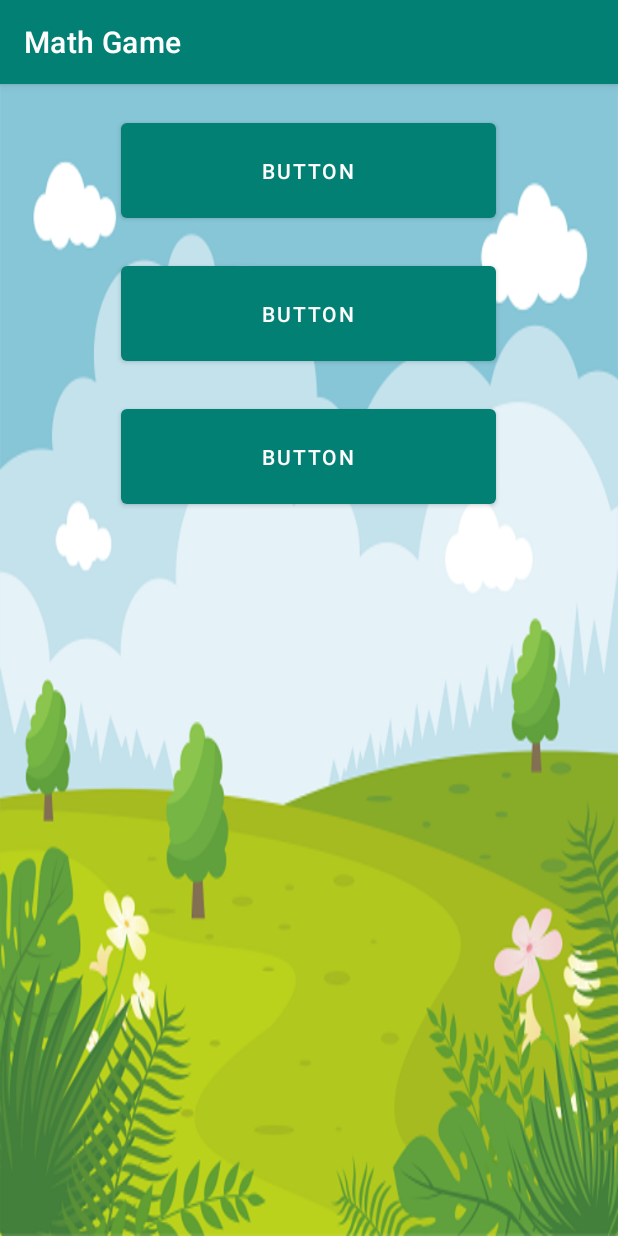
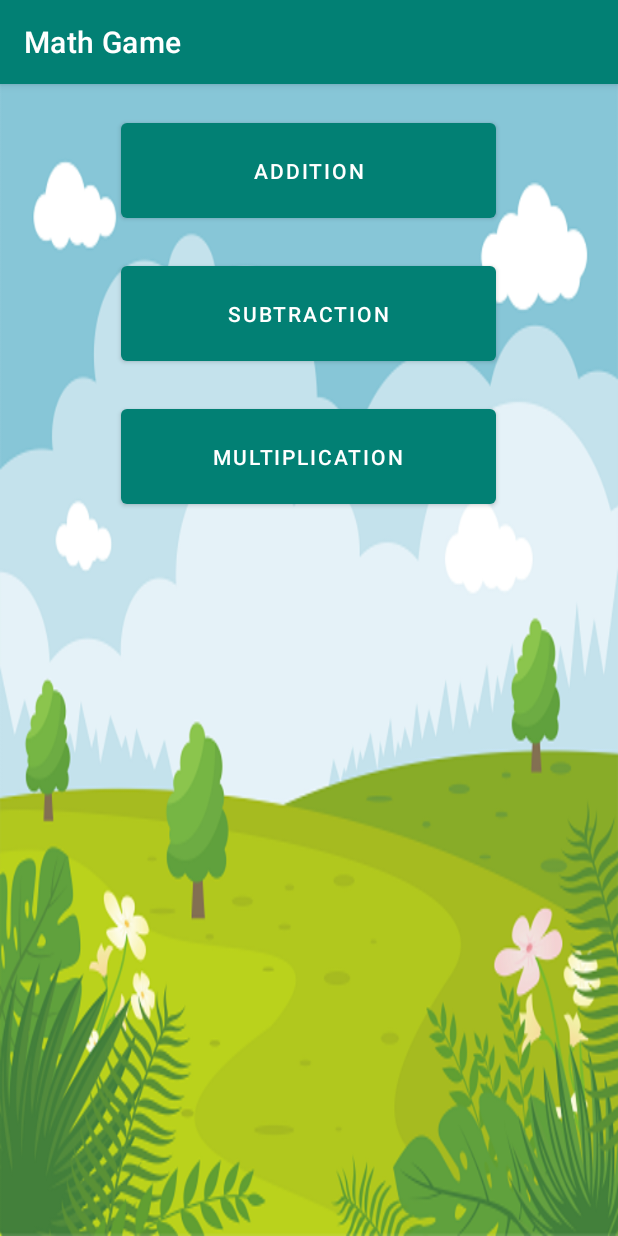
Before and after one commit to TobiOnibudo/Math_Game, an Android app: the screen it shows after launch (MainActivity), on a phone screen of 412 x 824 dp. Run offline under Robolectric (Android 15) with nearby library versions, the phone set to English and light mode, and no system bars.

Commit message:
Page for addition activity added

```diff
--- a/app/src/main/AndroidManifest.xml
+++ b/app/src/main/AndroidManifest.xml
@@ -13,6 +13,10 @@
         android:theme="@style/Theme.MathGame"
         tools:targetApi="31">
         <activity
+            android:name=".GameActivity"
+            android:exported="false"
+            android:parentActivityName=".MainActivity"/>
+        <activity
             android:name=".MainActivity"
             android:exported="true">
             <intent-filter>
--- a/app/src/main/java/com/example/mathgame/MainActivity.kt
+++ b/app/src/main/java/com/example/mathgame/MainActivity.kt
@@ -1,11 +1,34 @@
 package com.example.mathgame
 
+import android.content.Intent
 import androidx.appcompat.app.AppCompatActivity
 import android.os.Bundle
+import android.widget.Button
 
 class MainActivity : AppCompatActivity() {
+    lateinit var addition : Button
+    lateinit var subtraction : Button
+    lateinit var multi: Button
     override fun onCreate(savedInstanceState: Bundle?) {
         super.onCreate(savedInstanceState)
         setContentView(R.layout.activity_main)
+
+        addition = findViewById(R.id.buttonAdd)
+        subtraction = findViewById(R.id.buttonSub)
+        multi = findViewById(R.id.buttonMulti)
+
+        addition.setOnClickListener {
+            val intent = Intent(this@MainActivity,GameActivity::class.java)
+            startActivity(intent)
+        }
+
+        subtraction.setOnClickListener {
+
+        }
+
+        multi.setOnClickListener {
+
+        }
+
     }
 }
--- a/app/src/main/res/layout/activity_main.xml
+++ b/app/src/main/res/layout/activity_main.xml
@@ -14,22 +14,19 @@
         android:layout_width="250dp"
         android:layout_height="75dp"
         android:layout_marginTop="20dp"
-        android:text="Button"
-        tools:text="ADDITION" />
+        android:text="ADDITION" />
 
     <Button
         android:id="@+id/buttonSub"
         android:layout_width="250dp"
         android:layout_height="75dp"
         android:layout_marginTop="20dp"
-        android:text="Button"
-        tools:text="SUBTRACTION" />
+        android:text="SUBTRACTION" />
 
     <Button
         android:id="@+id/buttonMulti"
         android:layout_width="250dp"
         android:layout_height="75dp"
         android:layout_marginTop="20dp"
-        android:text="Button"
-        tools:text="MULTIPLICATION" />
+        android:text="MULTIPLICATION" />
 </LinearLayout>
```
Also changed, not shown: app/src/main/java/com/example/mathgame/GameActivity.kt (added, +14 -0 lines), app/src/main/res/layout/activity_game.xml (added, +9 -0 lines).
